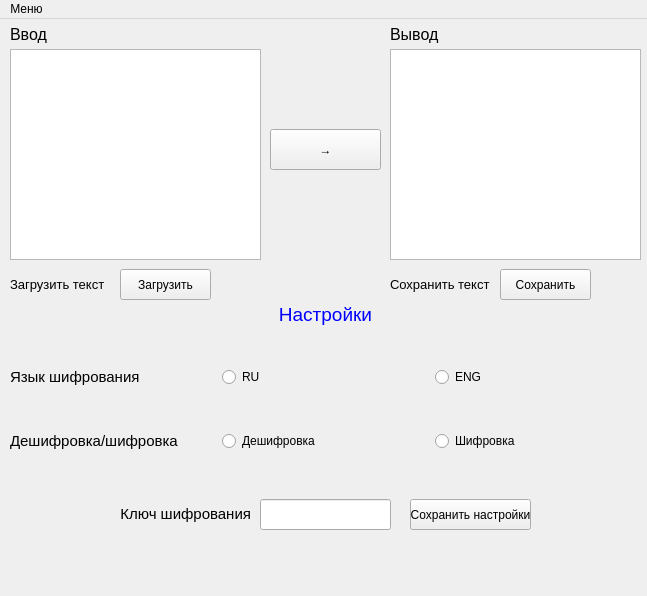
Above: vigenere_main.ui from RoketFlame/amgine before the change. Below: the same form after it.
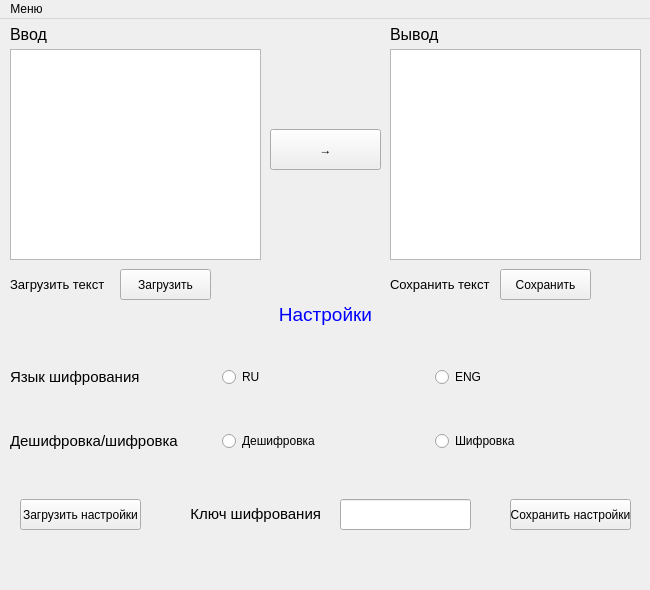
That is the form after the change.

Commit message: add option load settings, fix designer

Diff of the .ui file:
```diff
--- a/vigenere_main.ui
+++ b/vigenere_main.ui
@@ -6,8 +6,8 @@
    <rect>
     <x>0</x>
     <y>0</y>
-    <width>647</width>
-    <height>596</height>
+    <width>650</width>
+    <height>590</height>
    </rect>
   </property>
   <property name="windowTitle">
@@ -122,7 +122,7 @@
    <widget class="QLineEdit" name="line_edit_key">
     <property name="geometry">
      <rect>
-      <x>260</x>
+      <x>340</x>
       <y>480</y>
       <width>131</width>
       <height>31</height>
@@ -132,9 +132,9 @@
    <widget class="QLabel" name="label_9">
     <property name="geometry">
      <rect>
-      <x>70</x>
+      <x>190</x>
       <y>480</y>
-      <width>181</width>
+      <width>131</width>
       <height>31</height>
      </rect>
     </property>
@@ -145,7 +145,7 @@
    <widget class="QPushButton" name="save_settings_btn">
     <property name="geometry">
      <rect>
-      <x>410</x>
+      <x>510</x>
       <y>480</y>
       <width>121</width>
       <height>31</height>
@@ -280,13 +280,26 @@
      <string/>
     </property>
    </widget>
+   <widget class="QPushButton" name="btn_load_settings">
+    <property name="geometry">
+     <rect>
+      <x>20</x>
+      <y>480</y>
+      <width>121</width>
+      <height>31</height>
+     </rect>
+    </property>
+    <property name="text">
+     <string>Загрузить настройки</string>
+    </property>
+   </widget>
   </widget>
   <widget class="QMenuBar" name="menubar">
    <property name="geometry">
     <rect>
      <x>0</x>
      <y>0</y>
-     <width>647</width>
+     <width>650</width>
      <height>21</height>
     </rect>
    </property>
```
Left out of the diff: 2 changed lines with no effect on the pictures. The commit also changes 5 other files.
